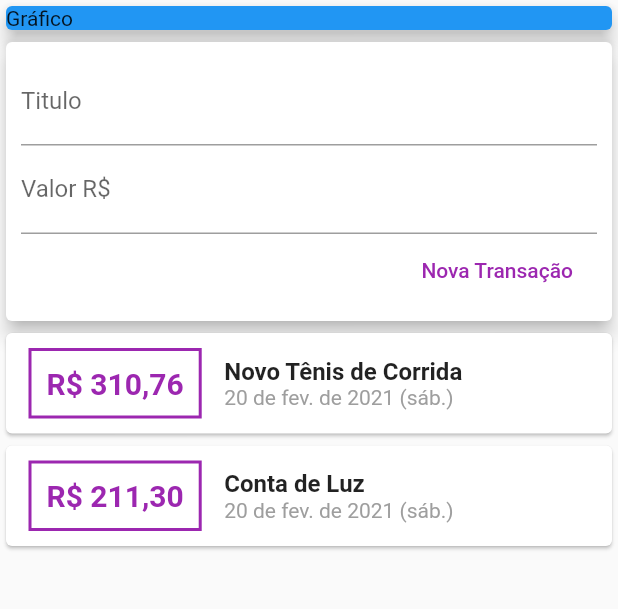
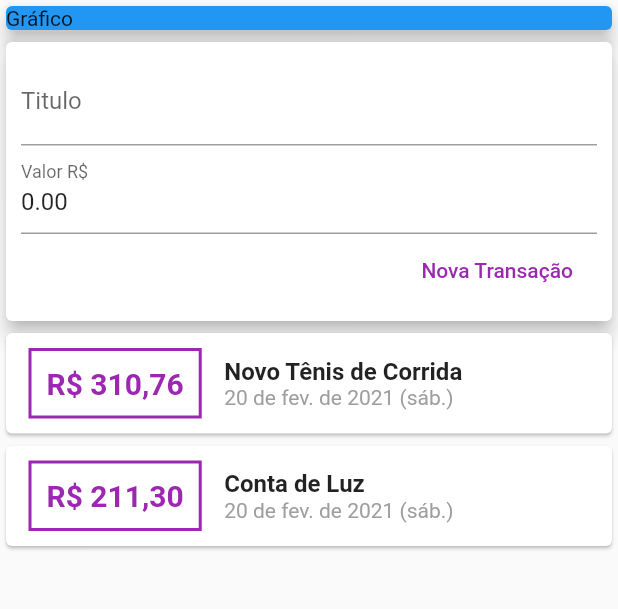
Before and after one commit to FabioLucassc/Despesas-Pessoais, a Flutter app: the screen it shows after launch, on a phone screen of 412 x 824 dp, the part 84-693 px from its top. Run offline on Flutter 3.47's test engine with Material 2 defaults, Android fonts, the phone set to English and light mode, and no system bars; our stand-ins replace brasil_fields, flutter_masked_text.

Commit message:
Mascara Campo Valor

```diff
--- a/expenses/lib/components/transaction_form.dart
+++ b/expenses/lib/components/transaction_form.dart
@@ -1,8 +1,13 @@
+import 'package:brasil_fields/brasil_fields.dart';
 import 'package:flutter/material.dart';
+import 'package:flutter/services.dart';
+import 'package:flutter_masked_text/flutter_masked_text.dart';
+
 
 class TransactionForm extends StatelessWidget {
   final titleController = TextEditingController();
-  final valueController = TextEditingController();
+  // final valueController = TextEditingController();
+  final valueController = MoneyMaskedTextController(decimalSeparator: '.', thousandSeparator: ',');
 
   final Function(String, double) onSubmit;
 
@@ -23,12 +28,13 @@ class TransactionForm extends StatelessWidget {
   Widget build(BuildContext context) {
     _submitForm() {
       final title = titleController.text;
+      // final String valueText = valueController.text;
+      // final valueini = valueController.text.re;
       final value = double.tryParse(valueController.text) ?? 0.0;
+      print(valueController.text);
 
       if (title.isEmpty || value <= 0) {
-
         return showDialog(
-
             context: context,
             builder: (BuildContext context) {
               return AlertDialog(
@@ -82,7 +88,12 @@ class TransactionForm extends StatelessWidget {
               decoration: InputDecoration(
                 labelText: 'Valor R\$',
               ),
+              inputFormatters: [
+                FilteringTextInputFormatter.digitsOnly,
+                // RealInputFormatter(centavos: true),
+              ],
             ),
+
             Row(
               mainAxisAlignment: MainAxisAlignment.end,
               children: [
--- a/expenses/pubspec.yaml
+++ b/expenses/pubspec.yaml
@@ -21,6 +21,9 @@ environment:
   sdk: ">=2.7.0 <3.0.0"
 
 dependencies:
+  brasil_fields: ^0.6.1
+  flutter_masked_text: ^0.7.0
+
   flutter:
     sdk: flutter
 
```
Also changed, not shown: expenses/pubspec.lock.
